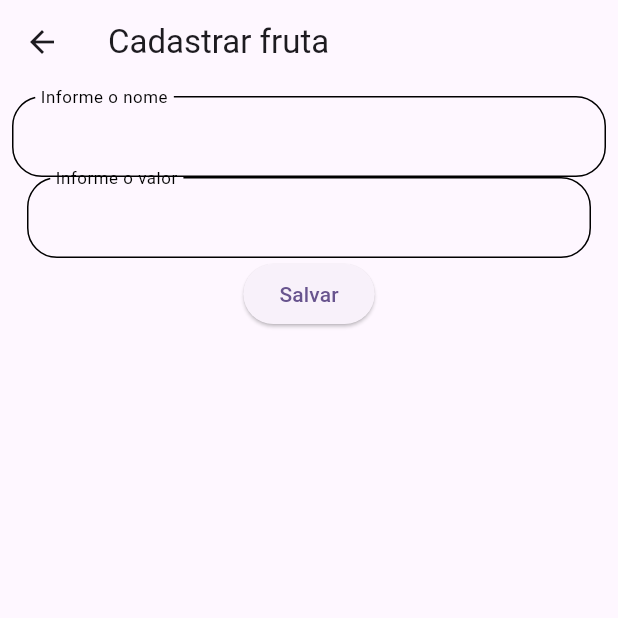
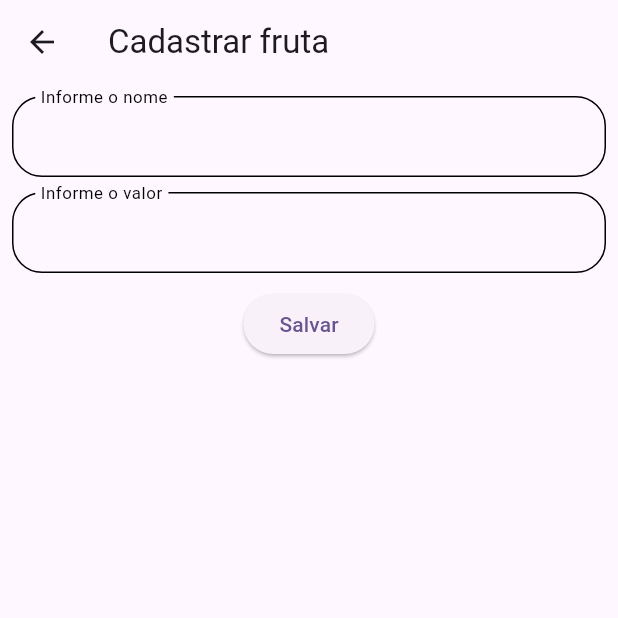
Before and after one commit to profcarlosadao/07_gerencimanto_estado_persistencia, a Flutter app: the screen it shows after launch, after a tap on the "plus one" icon, on a phone screen of 412 x 824 dp, the top half of it. Run offline on Flutter 3.47's test engine with Material 3 defaults, Android fonts, the phone set to English and light mode, and no system bars.

```diff
--- a/lib/screens/create_fruit.screen.dart
+++ b/lib/screens/create_fruit.screen.dart
@@ -22,6 +22,15 @@ class _CreateFruitScreenState extends State<CreateFruitScreen> {
     super.initState();
   }
 
+  _onPressed() {
+    widget.onPress(Fruit(
+      name: _nameController.text,
+      price: _priceController.text,
+    ));
+
+    closeRoute(context);
+  }
+
   @override
   Widget build(BuildContext context) {
     return Scaffold(
@@ -35,21 +44,13 @@ class _CreateFruitScreenState extends State<CreateFruitScreen> {
               decoration: inputDecoration(label: "Informe o nome"),
             ),
             Padding(
-              padding: const EdgeInsets.symmetric(horizontal: 10),
+              padding: const EdgeInsets.symmetric(vertical: 10),
               child: TextFormField(
                 controller: _priceController,
                 decoration: inputDecoration(label: "Informe o valor"),
               ),
             ),
-            ElevatedButton(
-                onPressed: () {
-                  final fruit = Fruit(
-                    name: _nameController.text,
-                    price: _priceController.text,
-                  );
-                  widget.onPress(fruit);
-                },
-                child: const Text("Salvar"))
+            ElevatedButton(onPressed: _onPressed, child: const Text("Salvar"))
           ],
         ),
       ),
--- a/pubspec.yaml
+++ b/pubspec.yaml
@@ -35,6 +35,7 @@ dependencies:
   # The following adds the Cupertino Icons font to your application.
   # Use with the CupertinoIcons class for iOS style icons.
   cupertino_icons: ^1.0.8
+  get: ^4.6.6
 
 dev_dependencies:
   flutter_test:
```
Also changed, not shown: pubspec.lock.
